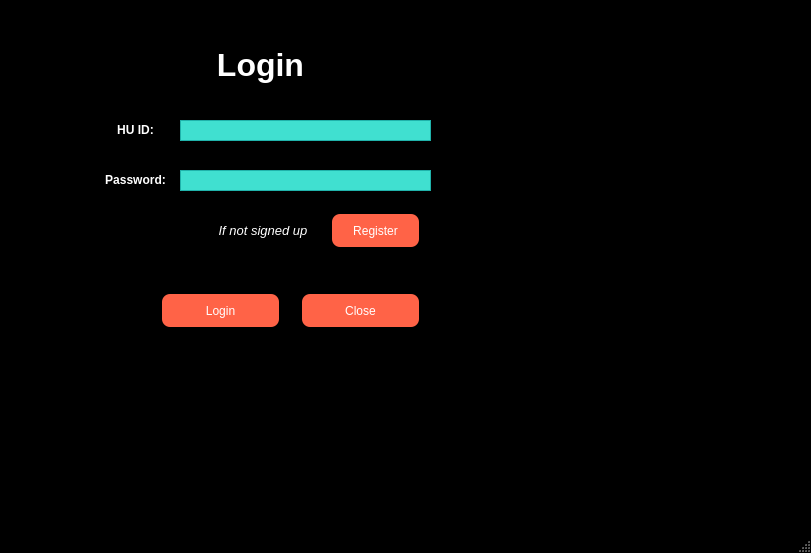
The window that Login.ui (hak-huzaifa/HUSG-Management-System) describes before a commit, drawn with Qt 5.
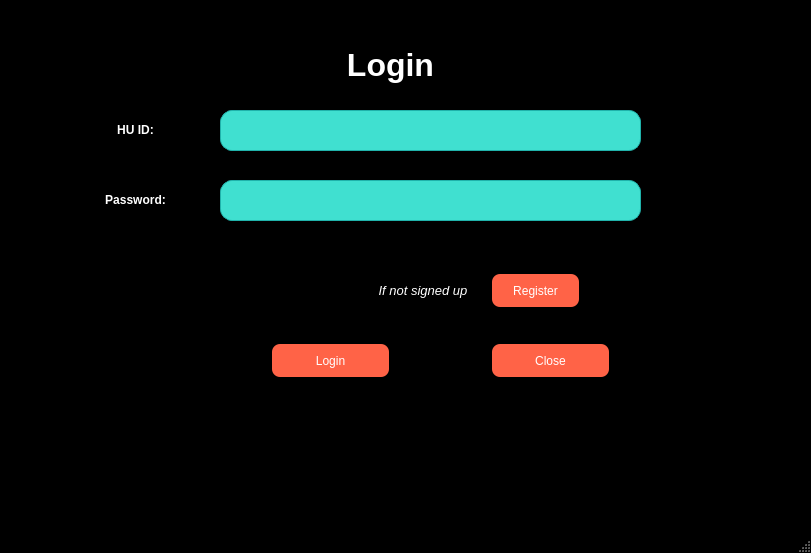
The same window after the commit.

The edit to the form file:
```diff
--- a/Login.ui
+++ b/Login.ui
@@ -432,7 +432,7 @@
    <widget class="QLabel" name="label">
     <property name="geometry">
      <rect>
-      <x>190</x>
+      <x>320</x>
       <y>40</y>
       <width>141</width>
       <height>51</height>
@@ -458,10 +458,10 @@
    <widget class="QLineEdit" name="ID_lineEdit">
     <property name="geometry">
      <rect>
-      <x>180</x>
-      <y>120</y>
-      <width>251</width>
-      <height>21</height>
+      <x>220</x>
+      <y>110</y>
+      <width>421</width>
+      <height>41</height>
      </rect>
     </property>
     <property name="styleSheet">
@@ -488,10 +488,10 @@
    <widget class="QLineEdit" name="Password_lineEdit">
     <property name="geometry">
      <rect>
-      <x>180</x>
-      <y>170</y>
-      <width>251</width>
-      <height>21</height>
+      <x>220</x>
+      <y>180</y>
+      <width>421</width>
+      <height>41</height>
      </rect>
     </property>
     <property name="styleSheet">
@@ -516,7 +516,7 @@
     <property name="geometry">
      <rect>
       <x>90</x>
-      <y>170</y>
+      <y>190</y>
       <width>91</width>
       <height>21</height>
      </rect>
@@ -528,8 +528,8 @@
    <widget class="QPushButton" name="Login_pushButton">
     <property name="geometry">
      <rect>
-      <x>160</x>
-      <y>290</y>
+      <x>270</x>
+      <y>340</y>
       <width>121</width>
       <height>41</height>
      </rect>
@@ -562,8 +562,8 @@
    <widget class="QLabel" name="label_4">
     <property name="geometry">
      <rect>
-      <x>180</x>
-      <y>220</y>
+      <x>340</x>
+      <y>280</y>
       <width>131</width>
       <height>21</height>
      </rect>
@@ -575,8 +575,8 @@
    <widget class="QPushButton" name="Reg_pushButton">
     <property name="geometry">
      <rect>
-      <x>330</x>
-      <y>210</y>
+      <x>490</x>
+      <y>270</y>
       <width>91</width>
       <height>41</height>
      </rect>
@@ -609,8 +609,8 @@
    <widget class="QPushButton" name="Close_pushButton">
     <property name="geometry">
      <rect>
-      <x>300</x>
-      <y>290</y>
+      <x>490</x>
+      <y>340</y>
       <width>121</width>
       <height>41</height>
      </rect>
```
